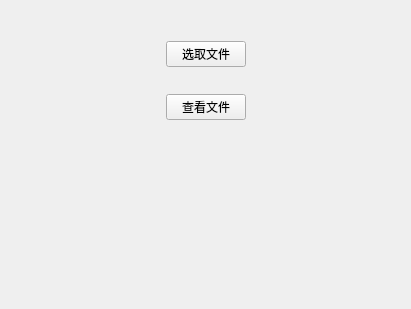
Old version of the form widgets/alocatMange/scheduleFinish.ui in the repository Belos10/Equip.
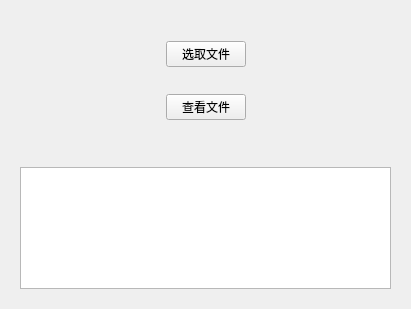
New version of the form.

What changed in the file:
```diff
--- a/widgets/alocatMange/scheduleFinish.ui
+++ b/widgets/alocatMange/scheduleFinish.ui
@@ -95,7 +95,13 @@
     </widget>
    </item>
    <item>
-    <widget class="QWidget" name="w2_hbox" native="true"/>
+    <widget class="QWidget" name="w2_hbox" native="true">
+     <layout class="QHBoxLayout" name="horizontalLayout_3">
+      <item>
+       <widget class="QColumnView" name="columnView"/>
+      </item>
+     </layout>
+    </widget>
    </item>
   </layout>
  </widget>
```
